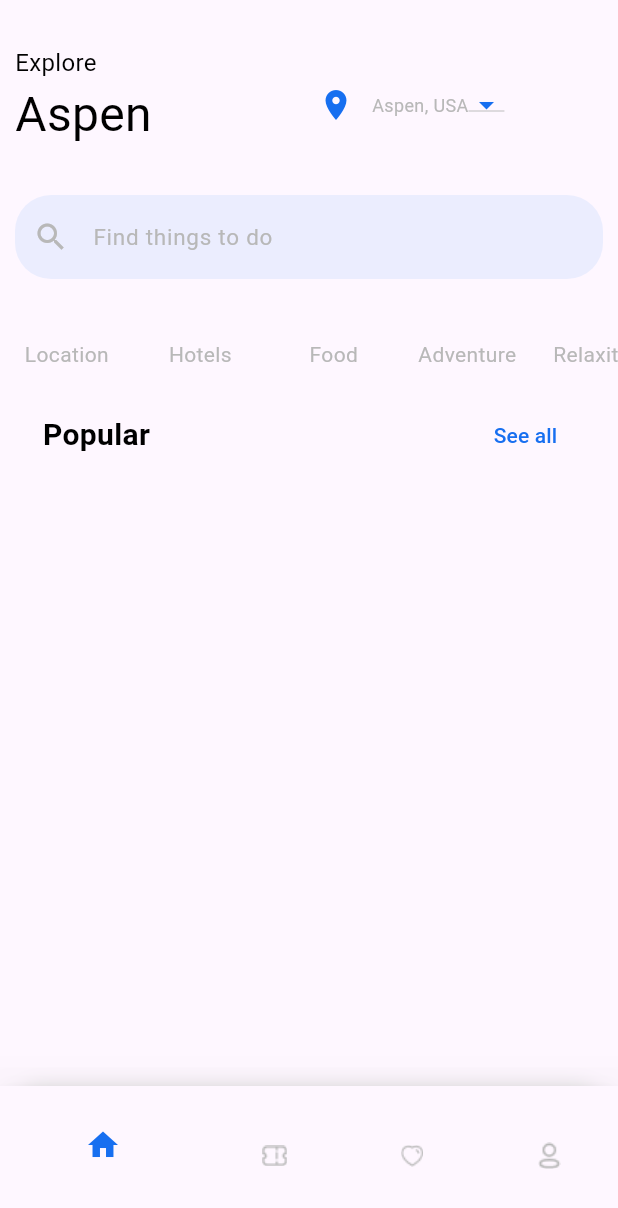
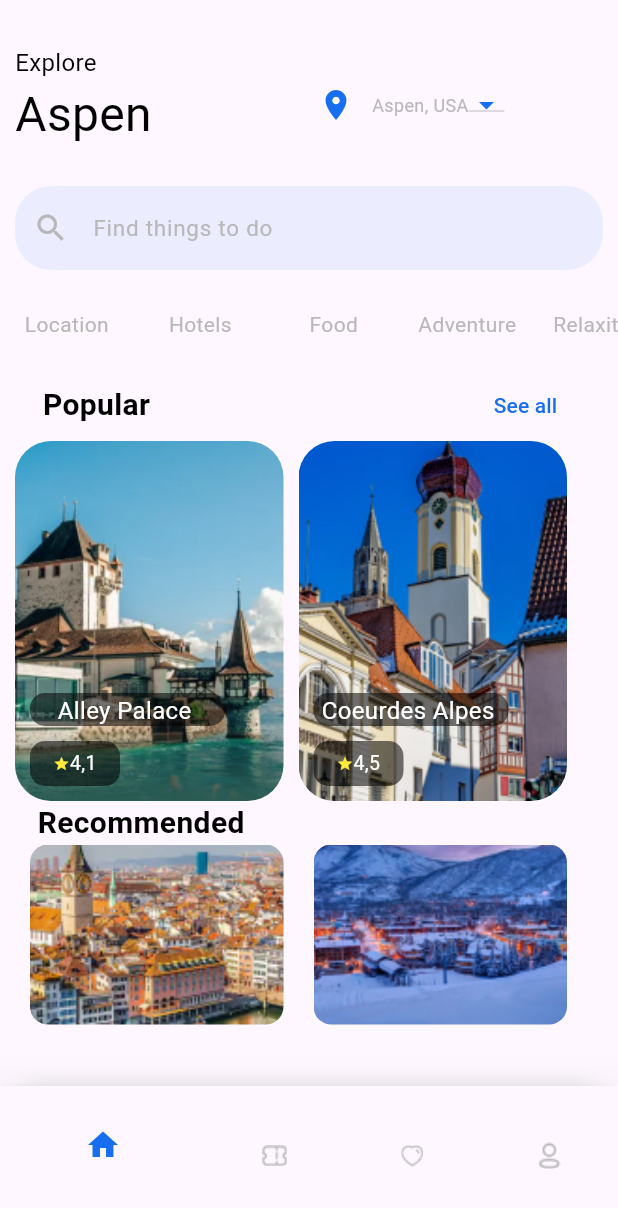
Before and after one commit to AiperiOrmonbekowa/Discover_Kyrgyz, a Flutter app: the HomeView screen opened directly, on a phone screen of 412 x 824 dp. Shown: the top 1208 px of the screen. Run offline on Flutter 3.47's test engine with Material 2 defaults, Android fonts, the light colour scheme and no system bars; our stand-ins replace go_router.

Commit message:
added home view

```diff
--- a/discover_kyrgyz/lib/app/router/go_router.dart
+++ b/discover_kyrgyz/lib/app/router/go_router.dart
@@ -9,7 +9,7 @@ final goRouter = GoRouter(
     GoRoute(
       path: '/',
       name: 'home',
-      builder: (context, state) => const MainView(),
+      builder: (context, state) => const HomeView(),
       routes: [
         GoRoute(
           path: 'signUp',
--- /dev/null
+++ b/discover_kyrgyz/lib/presention/home/widgets/card_page.dart
@@ -0,0 +1,88 @@
+import 'package:flutter/material.dart';
+
+class CardPage extends StatelessWidget {
+  const CardPage({
+    super.key,
+    required this.image,
+    required this.title,
+    required this.icon,
+    required this.text,
+  });
+  final String image;
+  final String title;
+  final IconData icon;
+  final String text;
+  @override
+  Widget build(BuildContext context) {
+    return Container(
+      width: 179.0,
+      height: 240.0,
+      margin: const EdgeInsets.only(left: 10.0),
+      child: Container(
+        decoration: BoxDecoration(
+          borderRadius: BorderRadius.circular(24.0),
+          image: DecorationImage(
+            image: AssetImage(image),
+            fit: BoxFit.cover,
+          ),
+        ),
+        child: Column(
+          mainAxisAlignment: MainAxisAlignment.end,
+          crossAxisAlignment: CrossAxisAlignment.start,
+          children: [
+            Container(
+              margin: const EdgeInsets.only(left: 10),
+              decoration: BoxDecoration(
+                color: Colors.black54,
+                borderRadius: BorderRadius.circular(10),
+              ),
+              height: 22,
+              width: 130,
+              child: Row(
+                mainAxisAlignment: MainAxisAlignment.center,
+                children: [
+                  Text(
+                    title,
+                    style: const TextStyle(
+                      color: Colors.white,
+                      fontSize: 16,
+                    ),
+                  ),
+                  const SizedBox(width: 4),
+                ],
+              ),
+            ),
+            const SizedBox(
+              height: 10,
+            ),
+            Container(
+              margin: const EdgeInsets.only(left: 10, bottom: 10),
+              height: 30,
+              width: 60,
+              decoration: BoxDecoration(
+                  borderRadius: BorderRadius.circular(10),
+                  color: Colors.black54),
+              child: Row(
+                mainAxisAlignment: MainAxisAlignment.center,
+                children: [
+                  Icon(
+                    icon,
+                    color: Colors.yellow,
+                    size: 11,
+                  ),
+                  Text(
+                    text,
+                    style: const TextStyle(
+                      color: Colors.white,
+                      fontSize: 13,
+                    ),
+                  ),
+                ],
+              ),
+            ),
+          ],
+        ),
+      ),
+    );
+  }
+}
--- a/discover_kyrgyz/lib/presention/home/widgets/home_view_appbar.dart
+++ b/discover_kyrgyz/lib/presention/home/widgets/home_view_appbar.dart
@@ -1,4 +1,5 @@
 import 'package:discover_kyrgyz/presention/home/constants/colors_const.dart';
+import 'package:discover_kyrgyz/presention/home/widgets/card_page.dart';
 import 'package:discover_kyrgyz/presention/home/widgets/custo_widgets/home_view_body_menu.dart';
 import 'package:discover_kyrgyz/presention/home/widgets/home_body_search.dart';
 import 'package:discover_kyrgyz/presention/home/widgets/home_view_explore.dart';
@@ -21,11 +22,11 @@ class _HomeViewAppBarState extends State<HomeViewAppBar> {
         ),
         const HomeViewExplore(),
         const Padding(
-          padding: EdgeInsets.all(10),
+          padding: EdgeInsets.only(top: 4, left: 10, right: 10),
           child: HomeBodySearch(),
         ),
         const SizedBox(
-          height: 10,
+          height: 6,
         ),
         SizedBox(
           width: 270,
@@ -65,7 +66,68 @@ class _HomeViewAppBarState extends State<HomeViewAppBar> {
             ),
           ],
         ),
+        const Row(
+          // scrollDirection: Axis.horizontal,
+          children: [
+            CardPage(
+              image: 'assets/images/m.png',
+              title: 'Alley Palace',
+              icon: Icons.star,
+              text: '4,1',
+            ),
+            CardPage(
+              image: 'assets/images/n.png',
+              title: 'Coeurdes Alpes',
+              icon: Icons.star,
+              text: '4,5',
+            )
+          ],
+        )
+        // scrollDirection: Axis.horizontal,
+        ,
+        const Padding(
+          padding: EdgeInsets.only(left: 25),
+          child: Text(
+            'Recommended',
+            style: TextStyle(
+                color: AppColors.textColor1,
+                fontSize: 20,
+                fontWeight: FontWeight.w600),
+          ),
+        ),
+        const Row(children: [
+          BodyCard(
+            image: 'assets/images/o.png',
+          ),
+          BodyCard(
+            image: 'assets/images/p.png',
+          )
+        ])
       ],
     );
   }
 }
+
+class BodyCard extends StatelessWidget {
+  const BodyCard({
+    super.key,
+    required this.image,
+  });
+  final String image;
+
+  @override
+  Widget build(BuildContext context) {
+    return Container(
+      width: 169,
+      height: 120,
+      margin: const EdgeInsets.only(left: 20),
+      decoration: BoxDecoration(
+        borderRadius: BorderRadius.circular(12),
+        image: DecorationImage(
+          image: AssetImage(image),
+          fit: BoxFit.cover,
+        ),
+      ),
+    );
+  }
+}
--- a/discover_kyrgyz/lib/presention/signIn/google_sign_in.dart
+++ b/discover_kyrgyz/lib/presention/signIn/google_sign_in.dart
@@ -1,6 +1,4 @@
-import 'package:discover_kyrgyz/presention/signIn/widgets/sign_in_button.dart';
 import 'package:flutter/material.dart';
-import 'package:go_router/go_router.dart';
 
 class GoogleSignIn extends StatelessWidget {
   const GoogleSignIn({super.key});
```
Also changed, not shown: discover_kyrgyz/assets/images/m.png (added), discover_kyrgyz/assets/images/n.png (added), discover_kyrgyz/assets/images/o.png (added), discover_kyrgyz/assets/images/p.png (added).
